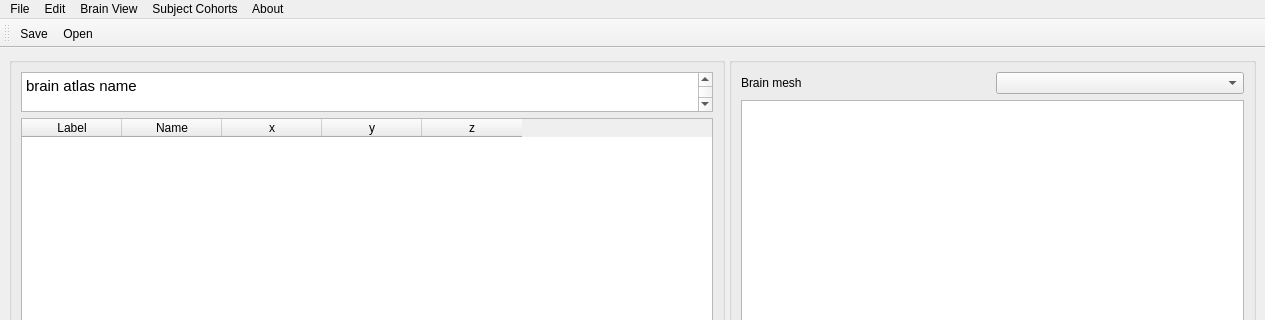
This is braphy/gui/ui_files/brain_atlas.ui in softmatterlab/Braph-2.0-Python as Qt 5 draws it before an edit; both pictures show x 0 to 1265 and y 0 to 320 of the 1265 by 749 pixel window. The edited form follows.
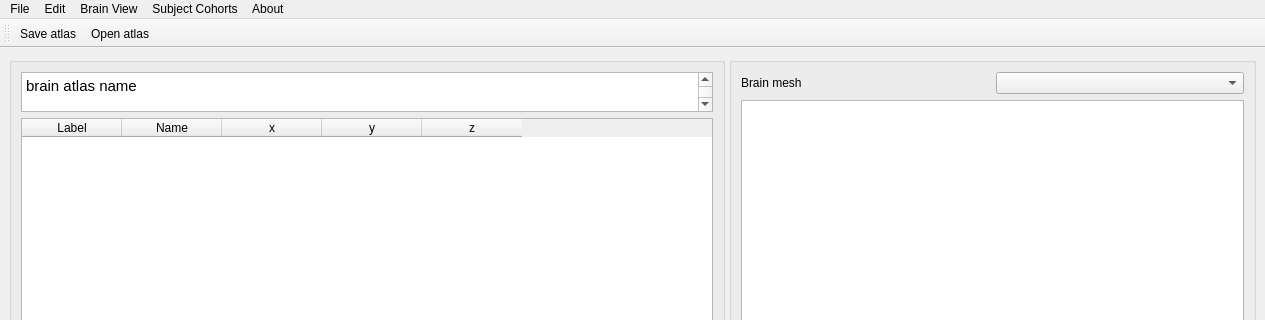
This is the edited form. Icons and pictures are not drawn. Custom widgets are drawn as their Qt base class.

Commit message: Add additional description for the save buttons in brain atlas, cohort, and analysis to avoid confusion with saving of figure.

Diff of the .ui file:
```diff
--- a/braphy/gui/ui_files/brain_atlas.ui
+++ b/braphy/gui/ui_files/brain_atlas.ui
@@ -382,7 +382,13 @@
      <normaloff>:/buttons/save.png</normaloff>:/buttons/save.png</iconset>
    </property>
    <property name="text">
-    <string>Save</string>
+    <string>Save atlas</string>
+   </property>
+   <property name="iconText">
+    <string>Save atlas</string>
+   </property>
+   <property name="toolTip">
+    <string>Save atlas</string>
    </property>
    <property name="shortcut">
     <string>Ctrl+S</string>
@@ -503,7 +509,13 @@
      <normaloff>:/buttons/open.png</normaloff>:/buttons/open.png</iconset>
    </property>
    <property name="text">
-    <string>Open ...</string>
+    <string>Open atlas ...</string>
+   </property>
+   <property name="iconText">
+    <string>Open atlas</string>
+   </property>
+   <property name="toolTip">
+    <string>Open atlas</string>
    </property>
    <property name="shortcut">
     <string>Ctrl+O</string>
@@ -552,16 +564,16 @@
   </action>
  </widget>
  <customwidgets>
-  <customwidget>
-   <class>TableManager</class>
-   <extends>QTableWidget</extends>
-   <header>braphy.utility.table_manager</header>
-  </customwidget>
   <customwidget>
    <class>BrainAtlasWidget</class>
    <extends>QGraphicsView</extends>
    <header>braphy.gui.widgets.brain_atlas_widget</header>
   </customwidget>
+  <customwidget>
+   <class>TableManager</class>
+   <extends>QTableWidget</extends>
+   <header>braphy.utility.table_manager</header>
+  </customwidget>
   <customwidget>
    <class>BrainAtlasSettingsWidget</class>
    <extends>QWidget</extends>
```
Left out of the diff: 2 changed lines with no effect on the pictures. The commit also changes 2 other files.
